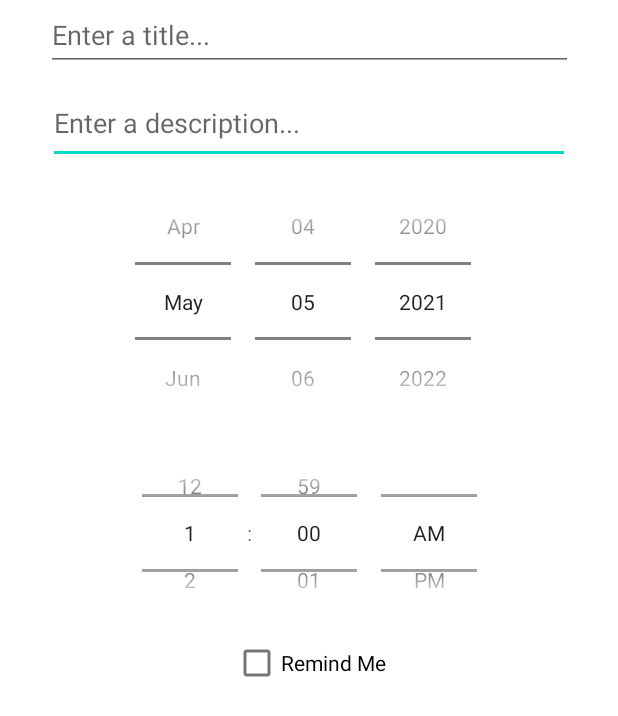
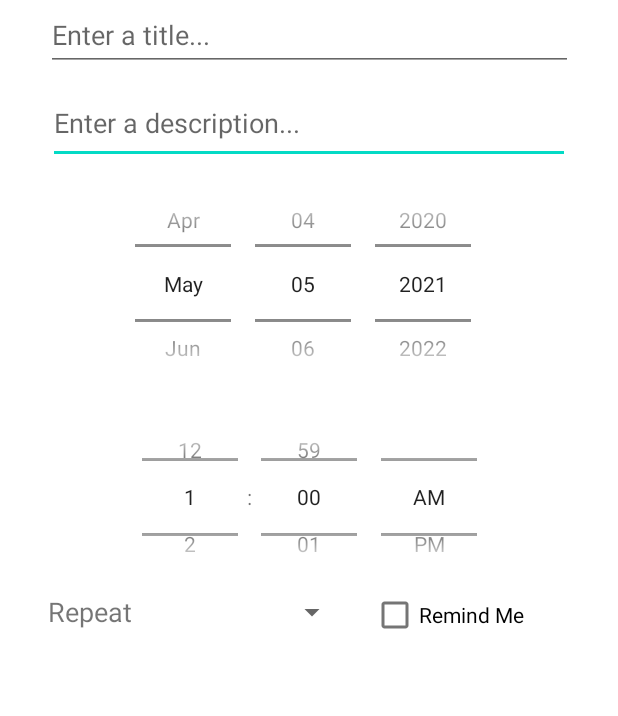
Before and after one commit to halishaah/COMP-380-L-Introduction-to-Software-Engineering, an Android app: the layout create_todo.xml on its own in the app's theme, with its tools: preview values and no code run, on a phone screen of 412 x 824 dp. Shown: the top 716 px of the screen. Run offline under Robolectric (Android 15) with nearby library versions, the phone set to English and light mode, and no system bars.

Commit message:
Added Recurring reminder feature

```diff
--- a/app/src/main/AndroidManifest.xml
+++ b/app/src/main/AndroidManifest.xml
@@ -18,7 +18,9 @@
                 <category android:name="android.intent.category.LAUNCHER" />
             </intent-filter>
         </activity>
-        <receiver android:name=".AlertReceiver"/>
+        <receiver
+            android:name=".AlertReceiver"
+            android:process=":remote"/>
     </application>
 
 </manifest>
--- a/app/src/main/res/layout/create_todo.xml
+++ b/app/src/main/res/layout/create_todo.xml
@@ -1,6 +1,5 @@
 <?xml version="1.0" encoding="utf-8"?>
-<androidx.constraintlayout.widget.ConstraintLayout
-    xmlns:android="http://schemas.android.com/apk/res/android"
+<androidx.constraintlayout.widget.ConstraintLayout xmlns:android="http://schemas.android.com/apk/res/android"
     xmlns:app="http://schemas.android.com/apk/res-auto"
     xmlns:tools="http://schemas.android.com/tools"
     android:layout_width="match_parent"
@@ -27,8 +26,8 @@
 
     <DatePicker
         android:id="@+id/datePicker"
-        android:layout_width="345dp"
-        android:layout_height="183dp"
+        android:layout_width="340dp"
+        android:layout_height="159dp"
         android:layout_centerHorizontal="true"
         android:layout_centerVertical="true"
         android:calendarViewShown="false"
@@ -48,16 +47,41 @@
         app:layout_constraintStart_toStartOf="parent"
         app:layout_constraintTop_toBottomOf="@+id/datePicker" />
 
-    <CheckBox
-        android:id="@+id/checkBox"
-        android:layout_width="wrap_content"
-        android:layout_height="wrap_content"
-        android:text="Remind Me"
+    <Spinner
+        android:id="@+id/recurring_spinner"
+        android:layout_width="115dp"
+        android:layout_height="28dp"
         app:layout_constraintBottom_toBottomOf="parent"
-        app:layout_constraintEnd_toEndOf="parent"
+        app:layout_constraintEnd_toStartOf="@+id/checkBox"
+        app:layout_constraintHorizontal_bias="0.884"
         app:layout_constraintStart_toStartOf="parent"
         app:layout_constraintTop_toBottomOf="@+id/timePicker1"
         app:layout_constraintVertical_bias="0.0" />
 
+    <CheckBox
+        android:id="@+id/checkBox"
+        android:layout_width="126dp"
+        android:layout_height="32dp"
+        android:text="Remind Me"
+        app:layout_constraintBottom_toBottomOf="parent"
+        app:layout_constraintEnd_toEndOf="parent"
+        app:layout_constraintHorizontal_bias="0.865"
+        app:layout_constraintStart_toStartOf="parent"
+        app:layout_constraintTop_toBottomOf="@+id/timePicker1"
+        app:layout_constraintVertical_bias="0.0" />
+
+    <TextView
+        android:id="@+id/textView"
+        android:layout_width="77dp"
+        android:layout_height="28dp"
+        android:text="Repeat"
+        android:textSize="18sp"
+        app:layout_constraintBottom_toBottomOf="parent"
+        app:layout_constraintEnd_toStartOf="@+id/recurring_spinner"
+        app:layout_constraintHorizontal_bias="0.808"
+        app:layout_constraintStart_toStartOf="parent"
+        app:layout_constraintTop_toBottomOf="@+id/timePicker1"
+        app:layout_constraintVertical_bias="0.003" />
+
 
 </androidx.constraintlayout.widget.ConstraintLayout>
--- a/app/src/main/res/values/strings.xml
+++ b/app/src/main/res/values/strings.xml
@@ -1,3 +1,9 @@
 <resources>
     <string name="app_name">Todo App</string>
+    <string-array name="repeat">
+        <item>Never</item>
+        <item>Daily</item>
+        <item>Weekly</item>
+        <item>Monthly</item>
+    </string-array>
 </resources>
```
Also changed, not shown: app/src/main/java/com/example/todoapp/AlertReceiver.java (+33 -2 lines), app/src/main/java/com/example/todoapp/MainActivity.java (+43 -18 lines), app/src/main/java/com/example/todoapp/UpdateTodo.java (+38 -3 lines), app/src/main/res/layout/activity_update_todo.xml (+27 -4 lines).
